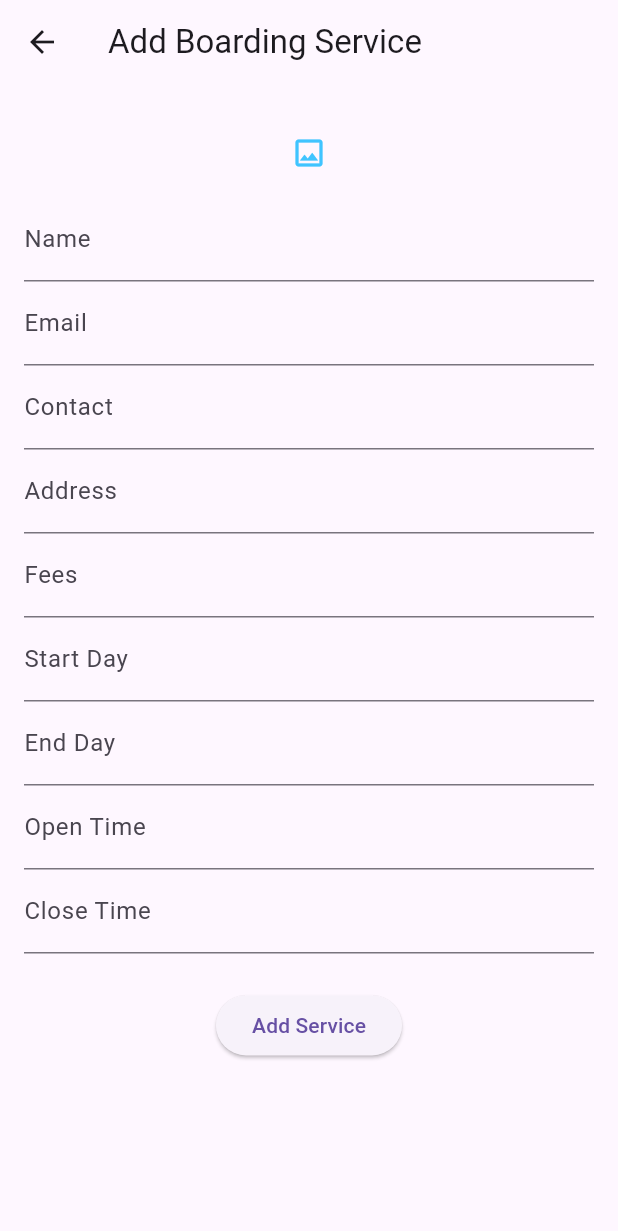
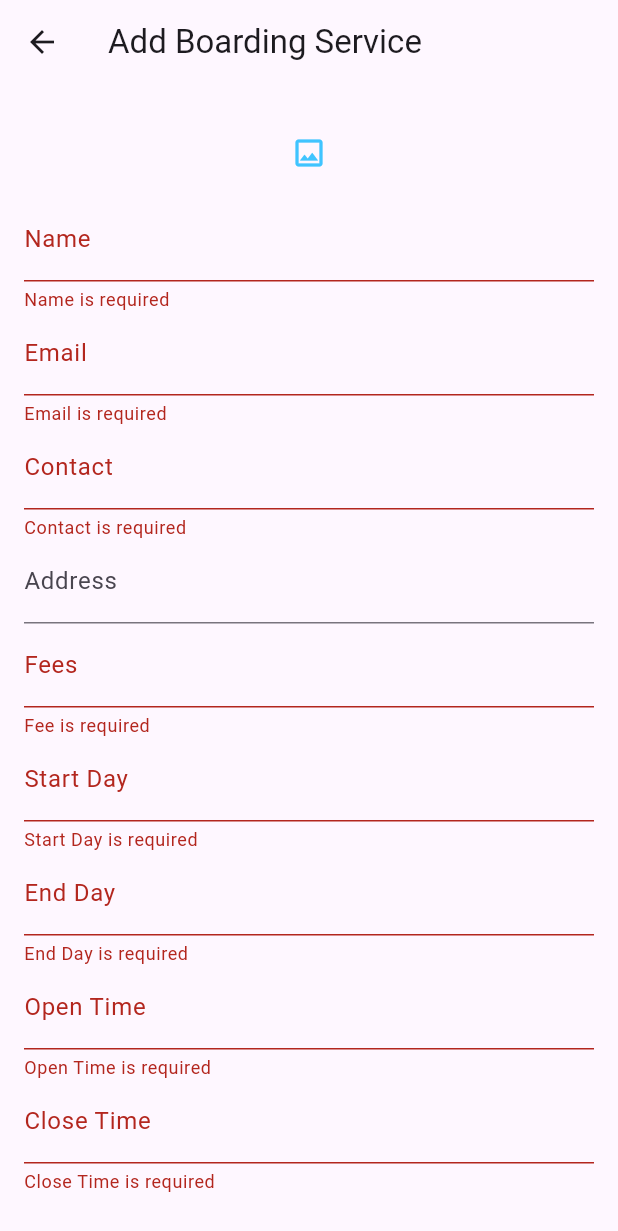
Before and after one commit to saurabhwagh124/pet_care_app, a Flutter app: the BoardingFormView screen opened directly, after a tap on "Add Service", on a phone screen of 412 x 824 dp. Shown: the top 1231 px of the screen. Run offline on Flutter 3.47's test engine with Material 3 defaults, Android fonts, the phone set to English and light mode, and no system bars; our stand-ins replace custom_rating_bar, firebase_auth, firebase_core, flutter_rating_bar, flutter_screenutil, fluttertoast and 6 more; accounts and stored records are empty; network calls fail; project files that could hold a hidden picture were left out.

Commit message:
add the validator in boarding screen and other

```diff
--- a/lib/network/api_endpoints.dart
+++ b/lib/network/api_endpoints.dart
@@ -1,6 +1,7 @@
 class ApiEndpoints {
-  // static String baseUrl = "http://petcarebackend1-env.eba-pkcec8a7.ap-south-1.elasticbeanstalk.com:5000/public";
-  static String baseUrl = "http://192.168.0.107:5000/public";
+  static String baseUrl =
+      "http://petcarebackend1-env.eba-pkcec8a7.ap-south-1.elasticbeanstalk.com:5000/public";
+  // static String baseUrl = "http://192.168.0.107:5000/public";
   static String loginUrl = "$baseUrl/login";
   static String registerUrl = "$baseUrl/register";
 
@@ -12,9 +13,12 @@ class ApiEndpoints {
   static String getAllShopItemUrl = "$baseUrl/shopItem/";
   static String checkAdminUrl = "$baseUrl/admin-access?email={MAIL}";
   static String getUserDataUrl = "$baseUrl/users?email={MAIL}";
-  static String getDoctorAppointmentsSlotsUrl = "$baseUrl/appointments/doctor/{id}/timeslots/{date}";
-  static String getBoardingAppointmentsSlotsUrl = "$baseUrl/appointments/boarding/{id}/timeslots/{date}";
-  static String getServiceAppointmentsSlotsUrl = "$baseUrl/appointments/service/{id}/timeslots/{date}";
+  static String getDoctorAppointmentsSlotsUrl =
+      "$baseUrl/appointments/doctor/{id}/timeslots/{date}";
+  static String getBoardingAppointmentsSlotsUrl =
+      "$baseUrl/appointments/boarding/{id}/timeslots/{date}";
+  static String getServiceAppointmentsSlotsUrl =
+      "$baseUrl/appointments/service/{id}/timeslots/{date}";
   static String getDoctorReviewsUrl = "$baseUrl/reviews/doctor/{id}";
   static String getBoardingReviewsUrl = "$baseUrl/reviews/boarding/{id}";
   static String getServiceReviewsUrl = "$baseUrl/reviews/service/{id}";
--- a/lib/utils/add_pet_vaildator.dart
+++ b/lib/utils/add_pet_vaildator.dart
@@ -18,4 +18,13 @@ class Validation {
     }
     return null;
   }
+    static String? validateEmail(String? value) {
+    if (value == null || value.trim().isEmpty) {
+      return 'Email is required';
+    }
+    if (!RegExp(r"^[a-zA-Z0-9._%+-]+@[a-zA-Z0-9.-]+\.[a-zA-Z]{2,}$").hasMatch(value)) {
+      return 'Enter a valid email address';
+    }
+    return null;
+  }
 }
--- a/lib/widgets/admin/add_edit_boarding.dart
+++ b/lib/widgets/admin/add_edit_boarding.dart
@@ -7,6 +7,7 @@ import 'package:image_picker/image_picker.dart';
 import 'package:pet_care_app/controller/boarding_controller.dart';
 import 'package:pet_care_app/model/boarding_model.dart';
 import 'package:pet_care_app/service/upload_service.dart';
+import 'package:pet_care_app/utils/add_pet_vaildator.dart';
 
 class BoardingFormView extends StatefulWidget {
   final BoardingModel? boarding;
@@ -57,11 +58,15 @@ class _BoardingFormViewState extends State<BoardingFormView> {
 
     return Scaffold(
       resizeToAvoidBottomInset: false,
-      appBar: AppBar(title: Text(widget.boarding == null ? "Add Boarding Service" : "Edit Boarding Service")),
+      appBar: AppBar(
+          title: Text(widget.boarding == null
+              ? "Add Boarding Service"
+              : "Edit Boarding Service")),
       body: Padding(
         padding: const EdgeInsets.all(16.0),
         child: Form(
           key: formKey,
+          child: SingleChildScrollView(
             child: Column(
               children: [
                 (imagesList.isEmpty)
@@ -83,27 +88,70 @@ class _BoardingFormViewState extends State<BoardingFormView> {
                             itemBuilder: (context, index) => Container(
                                   width: 100.w,
                                   padding: EdgeInsets.all(5.sp),
-                                child: Image.file(File(imagesList[index].path)),
+                                  child:
+                                      Image.file(File(imagesList[index].path)),
                                 )),
                       ),
-              TextFormField(controller: nameController, decoration: const InputDecoration(labelText: "Name")),
-              TextFormField(controller: emailController, decoration: const InputDecoration(labelText: "Email")),
-              TextFormField(controller: contactController, decoration: const InputDecoration(labelText: "Contact")),
-              TextFormField(controller: addressController, decoration: const InputDecoration(labelText: "Address")),
-              TextFormField(controller: feesController, decoration: const InputDecoration(labelText: "Fees"), keyboardType: TextInputType.number),
-              TextFormField(controller: startDayController, decoration: const InputDecoration(labelText: "Start Day")),
-              TextFormField(controller: endDayController, decoration: const InputDecoration(labelText: "End Day")),
-              TextFormField(controller: startTimeController, decoration: const InputDecoration(labelText: "Open Time")),
-              TextFormField(controller: closeTimeController, decoration: const InputDecoration(labelText: "Close Time")),
+                TextFormField(
+                    validator: (value) =>
+                        Validation.validateText(value, "Name"),
+                    controller: nameController,
+                    decoration: const InputDecoration(labelText: "Name")),
+                TextFormField(
+                    validator: (value) => Validation.validateEmail(
+                          value,
+                        ),
+                    controller: emailController,
+                    decoration: const InputDecoration(labelText: "Email")),
+                TextFormField(
+                    validator: (value) =>
+                        Validation.validateNumber(value, "Contact"),
+                    controller: contactController,
+                    decoration: const InputDecoration(labelText: "Contact")),
+                TextFormField(
+                    controller: addressController,
+                    decoration: const InputDecoration(labelText: "Address")),
+                TextFormField(
+                    validator: (value) =>
+                        Validation.validateNumber(value, "Fee"),
+                    controller: feesController,
+                    decoration: const InputDecoration(labelText: "Fees"),
+                    keyboardType: TextInputType.number),
+                TextFormField(
+                    validator: (value) =>
+                        Validation.validateText(value, "Start Day"),
+                    controller: startDayController,
+                    decoration: const InputDecoration(labelText: "Start Day")),
+                TextFormField(
+                    validator: (value) =>
+                        Validation.validateText(value, "End Day"),
+                    controller: endDayController,
+                    decoration: const InputDecoration(labelText: "End Day")),
+                TextFormField(
+                    validator: (value) =>
+                        Validation.validateNumber(value, "Open Time"),
+                    controller: startTimeController,
+                    decoration: const InputDecoration(labelText: "Open Time")),
+                TextFormField(
+                    validator: (value) =>
+                        Validation.validateNumber(value, "Close Time"),
+                    controller: closeTimeController,
+                    decoration: const InputDecoration(labelText: "Close Time")),
                 SizedBox(height: 20.h),
                 ElevatedButton(
                   onPressed: () async {
-                  photoUrls = await uploadService.uploadMultipleFiles(imagesList);
+                    if (formKey.currentState!.validate()) {
+                      photoUrls =
+                          await uploadService.uploadMultipleFiles(imagesList);
                       addBoarding();
+                    }
                   },
-                child: Text(widget.boarding == null ? "Add Service" : "Update Service"),
-              )
+                  child: Text(widget.boarding == null
+                      ? "Add Service"
+                      : "Update Service"),
+                ),
               ],
+            ),
           ),
         ),
       ),
--- a/pubspec.yaml
+++ b/pubspec.yaml
@@ -40,6 +40,7 @@ flutter:
     - assets/images/dogs/
     - assets/images/fish/
     - assets/images/others/
+    - assets/images/admin/
   # fonts:
   #   - family: Fredoka
   #     fonts:
```
Also changed, not shown: lib/view/admin_dashboard_screen.dart (+16 -4 lines), lib/view/login_screen.dart (+50 -15 lines), lib/widgets/admin/add_edit_shopitem.dart (+31 -7 lines), assets/images/ADMIN/bg.png (added). Lines whose indentation alone changed are shown as unchanged.
